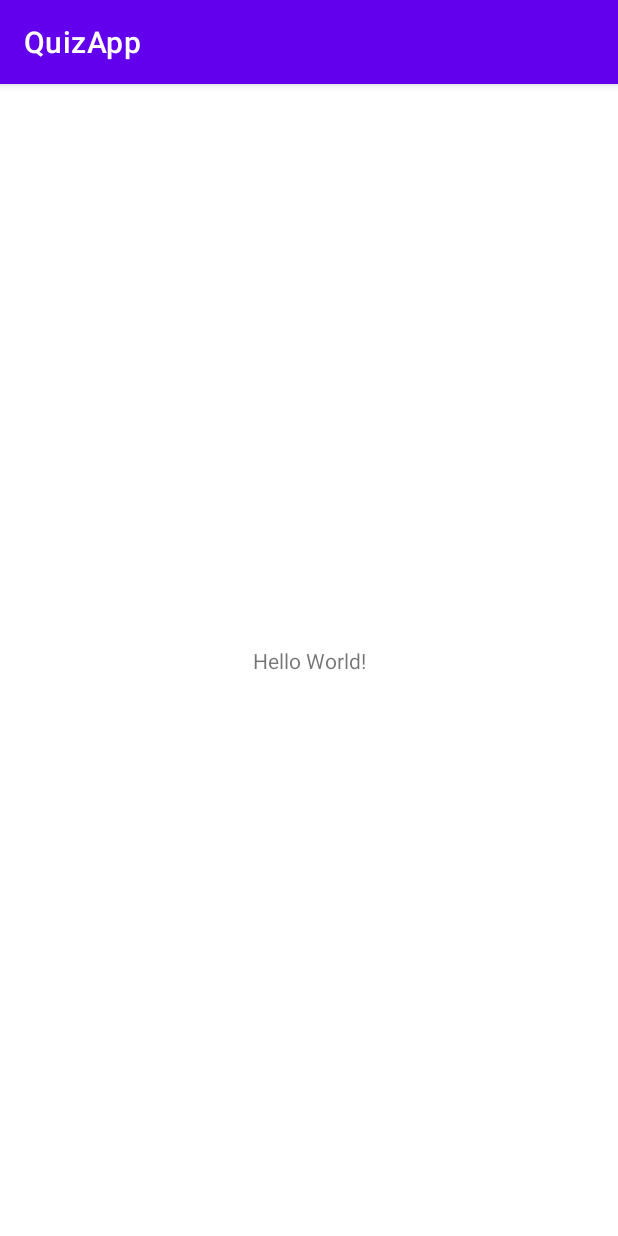
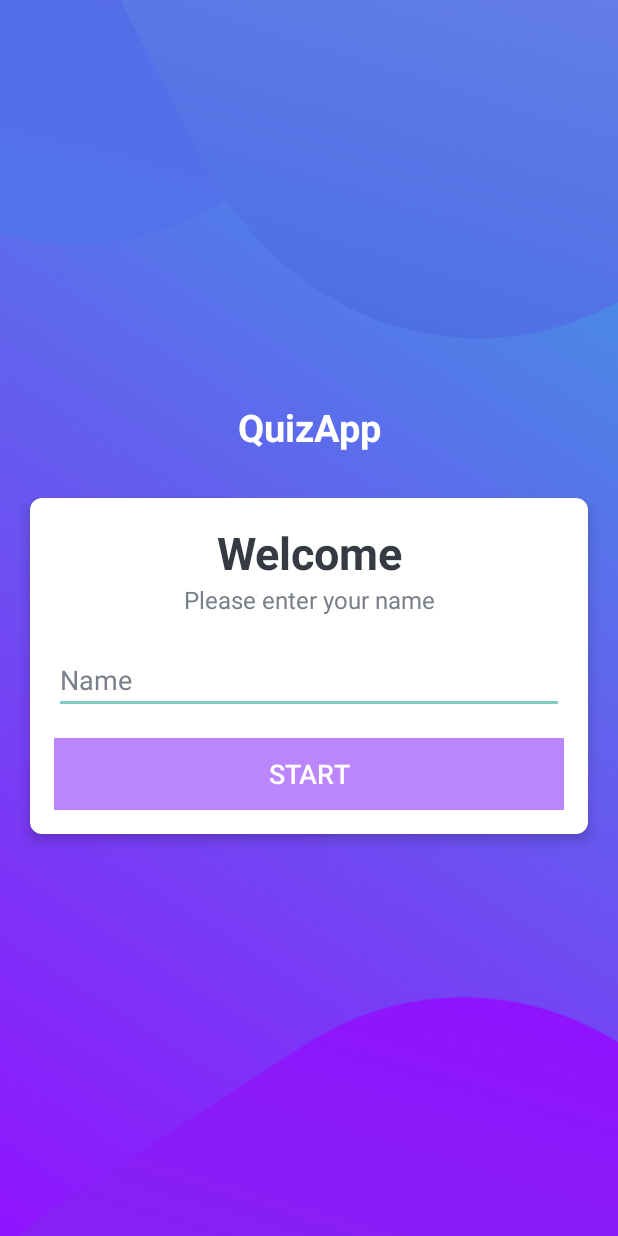
Before and after one commit to paigeshin/AOS_Kotlin_Quiz_App, an Android app: the screen it shows after launch (MainActivity), on a phone screen of 412 x 824 dp. Run offline under Robolectric (Android 15) with nearby library versions, the phone set to English and light mode, and no system bars.

Commit message:
building ui

```diff
--- a/app/build.gradle
+++ b/app/build.gradle
@@ -1,7 +1,6 @@
 plugins {
     id 'com.android.application'
     id 'kotlin-android'
-    id 'kotlin-android-extensions'
 }
 
 android {
@@ -34,12 +33,15 @@ android {
 }
 
 dependencies {
-
     implementation "org.jetbrains.kotlin:kotlin-stdlib:$kotlin_version"
     implementation 'androidx.core:core-ktx:1.3.2'
     implementation 'androidx.appcompat:appcompat:1.2.0'
     implementation 'com.google.android.material:material:1.2.1'
     implementation 'androidx.constraintlayout:constraintlayout:2.0.4'
+
+    //implement material design
+    implementation 'com.google.android.material:material:1.0.0'
+
     testImplementation 'junit:junit:4.+'
     androidTestImplementation 'androidx.test.ext:junit:1.1.2'
     androidTestImplementation 'androidx.test.espresso:espresso-core:3.3.0'
--- a/app/src/main/AndroidManifest.xml
+++ b/app/src/main/AndroidManifest.xml
@@ -9,13 +9,20 @@
         android:roundIcon="@mipmap/ic_launcher_round"
         android:supportsRtl="true"
         android:theme="@style/Theme.QuizApp">
-        <activity android:name=".MainActivity">
+
+        <!-- Allow only portrait -->
+        <!-- Apply custom style -->
+        <!-- resize UI when keyboards come up. -->
+        <activity android:name=".MainActivity"
+            android:screenOrientation="portrait"
+            android:theme="@style/NoActionBarTheme"
+            android:windowSoftInputMode="adjustResize">
             <intent-filter>
                 <action android:name="android.intent.action.MAIN" />
-
                 <category android:name="android.intent.category.LAUNCHER" />
             </intent-filter>
         </activity>
+
     </application>
 
 </manifest>
--- a/app/src/main/java/com/example/quizapp/MainActivity.kt
+++ b/app/src/main/java/com/example/quizapp/MainActivity.kt
@@ -2,10 +2,14 @@ package com.example.quizapp
 
 import androidx.appcompat.app.AppCompatActivity
 import android.os.Bundle
+import android.view.View
 
 class MainActivity : AppCompatActivity() {
     override fun onCreate(savedInstanceState: Bundle?) {
         super.onCreate(savedInstanceState)
         setContentView(R.layout.activity_main)
+
+
+
     }
 }
--- a/app/src/main/res/layout/activity_main.xml
+++ b/app/src/main/res/layout/activity_main.xml
@@ -1,18 +1,80 @@
 <?xml version="1.0" encoding="utf-8"?>
-<androidx.constraintlayout.widget.ConstraintLayout xmlns:android="http://schemas.android.com/apk/res/android"
+<LinearLayout xmlns:android="http://schemas.android.com/apk/res/android"
     xmlns:app="http://schemas.android.com/apk/res-auto"
     xmlns:tools="http://schemas.android.com/tools"
     android:layout_width="match_parent"
     android:layout_height="match_parent"
+    android:gravity="center"
+    android:background="@drawable/ic_bg"
+    android:orientation="vertical"
     tools:context=".MainActivity">
 
     <TextView
-        android:layout_width="wrap_content"
+        android:id="@+id/tvAppName"
+        android:layout_width="match_parent"
         android:layout_height="wrap_content"
-        android:text="Hello World!"
-        app:layout_constraintBottom_toBottomOf="parent"
-        app:layout_constraintLeft_toLeftOf="parent"
-        app:layout_constraintRight_toRightOf="parent"
-        app:layout_constraintTop_toTopOf="parent" />
+        android:text="QuizApp"
+        android:gravity="center"
+        android:layout_marginBottom="30dp"
+        android:textSize="25sp"
+        android:textStyle="bold"
+        android:textColor="@android:color/white" />
 
-</androidx.constraintlayout.widget.ConstraintLayout>
+    <androidx.cardview.widget.CardView
+        android:layout_width="match_parent"
+        android:layout_height="wrap_content"
+        android:layout_marginStart="20dp"
+        android:layout_marginEnd="20dp"
+        app:cardCornerRadius="8dp"
+        app:cardElevation="5dp"
+        android:background="#FFFFFF">
+
+        <LinearLayout
+            android:orientation="vertical"
+            android:padding="16dp"
+            android:background="@color/white"
+            android:layout_width="match_parent"
+            android:layout_height="wrap_content">
+
+            <TextView
+                android:layout_width="match_parent"
+                android:layout_height="wrap_content"
+                android:gravity="center"
+                android:text="Welcome"
+                android:textColor="#363A43"
+                android:textSize="30sp"
+                android:textStyle="bold"/>
+
+            <TextView
+                android:layout_width="match_parent"
+                android:layout_height="wrap_content"
+                android:gravity="center"
+                android:text="Please enter your name"
+                android:textColor="#7A8089"
+                android:textSize="16sp"/>
+
+            <EditText
+                android:layout_width="match_parent"
+                android:layout_height="wrap_content"
+                android:layout_marginTop="20dp"
+                android:textColor="#363A43"
+                android:textColorHint="#7A8089"
+                android:hint="Name"/>
+
+            <Button
+                android:id="@+id/btnStart"
+                android:layout_width="match_parent"
+                android:layout_height="wrap_content"
+                android:textColor="#FFFFFF"
+                android:background="@color/purple_200"
+                android:text="Start"
+                android:textSize="18sp"
+                android:layout_marginTop="16dp"/>
+
+        </LinearLayout>
+
+    </androidx.cardview.widget.CardView>
+
+
+
+</LinearLayout>
--- /dev/null
+++ b/app/src/main/res/values/styles.xml
@@ -0,0 +1,5 @@
+<?xml version="1.0" encoding="utf-8"?>
+<resources>
+    <style name="NoActionBarTheme" parent="Theme.AppCompat.NoActionBar">
+    </style>
+</resources>
--- a/build.gradle
+++ b/build.gradle
@@ -6,7 +6,7 @@ buildscript {
         jcenter()
     }
     dependencies {
-        classpath "com.android.tools.build:gradle:4.1.0"
+        classpath 'com.android.tools.build:gradle:4.1.1'
         classpath "org.jetbrains.kotlin:kotlin-gradle-plugin:$kotlin_version"
 
         // NOTE: Do not place your application dependencies here; they belong
```
Also changed, not shown: app/src/main/res/drawable-v24/ic_bg.png (added), 1 other file.
